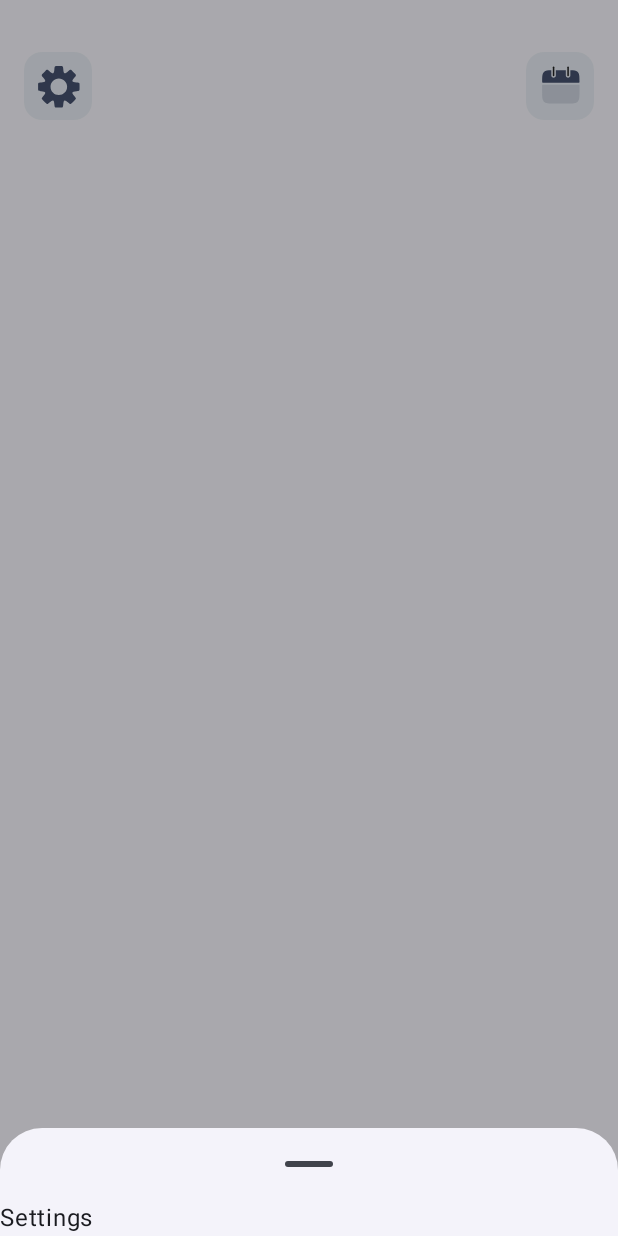
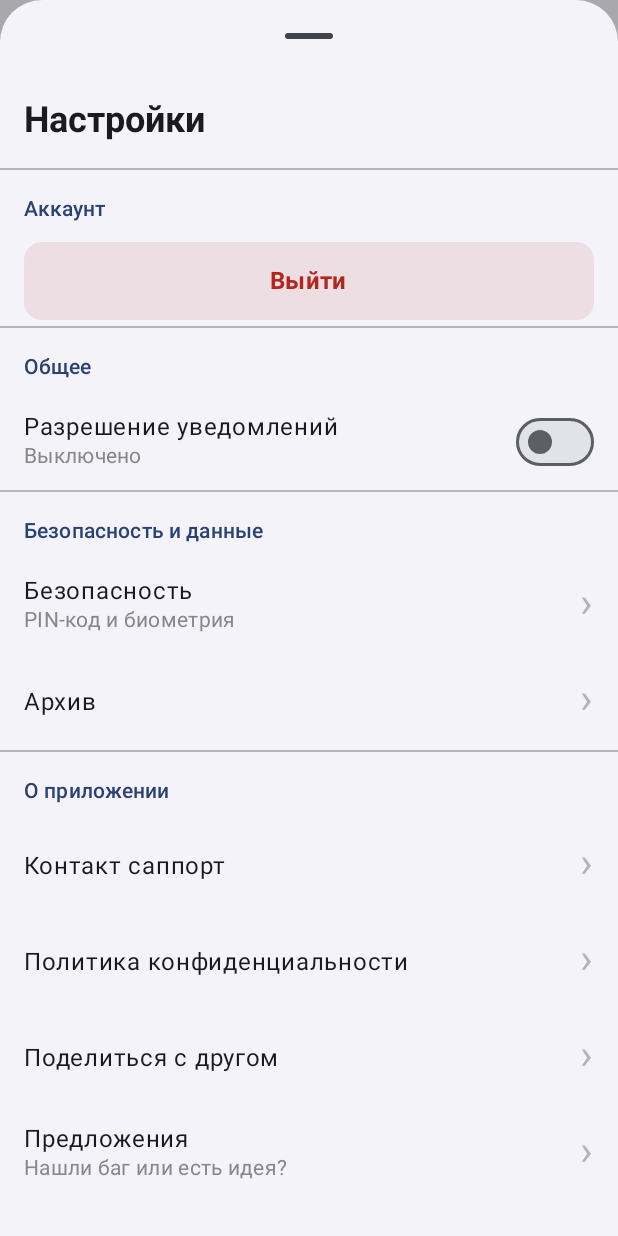
Before and after one commit to burntdumpling/habit_tracker_mp2, an Android app built with Jetpack Compose: the composable Home shown on its own in the app's theme, after a tap on "Settings", on a phone screen of 412 x 824 dp. Run offline under Robolectric (Android 15) with nearby library versions, the phone set to English and light mode, and no system bars.

Commit message:
Настройки: пункты, тумблер, саппорт и версия

```diff
--- a/android/app/build.gradle.kts
+++ b/android/app/build.gradle.kts
@@ -49,6 +49,7 @@ dependencies {
     implementation("com.squareup.moshi:moshi-kotlin:1.15.1")
     implementation("com.squareup.okhttp3:okhttp:4.12.0")
     implementation("com.squareup.okhttp3:logging-interceptor:4.12.0")
+    implementation("androidx.compose.material:material-icons-extended")
 
     implementation(libs.androidx.core.ktx)
     implementation(libs.androidx.lifecycle.runtime.ktx)
--- a/android/app/src/main/java/com/example/application/Home.kt
+++ b/android/app/src/main/java/com/example/application/Home.kt
@@ -32,8 +32,10 @@ import com.example.application.bottom_sheets.CalendarSheet
 
 
 @Composable
-fun Home() {
-    Sheets()
+fun Home(
+    onLogout: () -> Unit
+) {
+    Sheets(onLogout)
 }
 
 
@@ -50,7 +52,9 @@ private enum class HomeBottomSheet {
 
 @OptIn(ExperimentalMaterial3Api::class)
 @Composable
-fun Sheets ( ) {
+fun Sheets (
+    onLogout: () -> Unit
+) {
     var isSheetVisible by remember { mutableStateOf(false) }                                // состояние открыта ли шторка
     var currentSheet by remember { mutableStateOf(HomeBottomSheet.SETTINGS) }               // состояние какая именно шторка открыта
 
@@ -103,7 +107,7 @@ fun Sheets ( ) {
                 onDismissRequest = { isSheetVisible = false }
             ) {
                 when (currentSheet) {
-                    HomeBottomSheet.SETTINGS -> SettingsSheet()
+                    HomeBottomSheet.SETTINGS -> SettingsSheet(onLogout)
                     HomeBottomSheet.CALENDAR -> CalendarSheet()
                 }
             }
--- a/android/app/src/main/java/com/example/application/bottom_navigation/NavGraph.kt
+++ b/android/app/src/main/java/com/example/application/bottom_navigation/NavGraph.kt
@@ -10,11 +10,12 @@ import com.example.application.Statistics
 
 @Composable
 fun NavGraph (
-    navHostController: NavHostController
+    navHostController: NavHostController,
+    onLogout: () -> Unit
 ) {
     NavHost(navHostController, startDestination = "home") {
         composable("home") {
-            Home()
+            Home(onLogout = onLogout)
         }
         composable("plus") {
             Plus()
--- a/android/app/src/main/java/com/example/application/bottom_sheets/SettingsSheet.kt
+++ b/android/app/src/main/java/com/example/application/bottom_sheets/SettingsSheet.kt
@@ -1,9 +1,295 @@
 package com.example.application.bottom_sheets
 
+import androidx.compose.foundation.clickable
+import androidx.compose.foundation.layout.Arrangement
+import androidx.compose.foundation.layout.Box
+import androidx.compose.foundation.layout.Column
+import androidx.compose.foundation.layout.Row
+import androidx.compose.foundation.layout.fillMaxWidth
+import androidx.compose.foundation.layout.height
+import androidx.compose.foundation.layout.padding
+import androidx.compose.foundation.rememberScrollState
+import androidx.compose.foundation.shape.RoundedCornerShape
+import androidx.compose.foundation.verticalScroll
+import androidx.compose.material3.AlertDialog
+import androidx.compose.material3.Divider
+import androidx.compose.material3.MaterialTheme
+import androidx.compose.material3.Surface
+import androidx.compose.material3.Switch
+import androidx.compose.material3.Text
+import androidx.compose.material3.TextButton
 import androidx.compose.runtime.Composable
-import androidx.compose.material3.Text
+import androidx.compose.runtime.getValue
+import androidx.compose.runtime.mutableStateOf
+import androidx.compose.runtime.remember
+import androidx.compose.runtime.setValue
+import androidx.compose.ui.Alignment
+import androidx.compose.ui.Modifier
+import androidx.compose.ui.graphics.Color
+import androidx.compose.ui.platform.LocalClipboardManager
+import androidx.compose.ui.platform.LocalContext
+import androidx.compose.ui.text.AnnotatedString
+import androidx.compose.ui.text.font.FontWeight
+import androidx.compose.ui.unit.dp
+import androidx.compose.ui.unit.sp
+import com.example.application.MyApp
+
+// Enum для управления состоянием диалогов
+private enum class SettingsDialogType {
+    NONE,
+    PLACEHOLDER,
+    SUPPORT
+}
 
 @Composable
-fun SettingsSheet ( ) {
-    Text("Settings")
+fun SettingsSheet(
+    onLogout: () -> Unit
+) {
+    val context = LocalContext.current
+    val appContainer = (context.applicationContext as MyApp).appContainer
+    val clipboardManager = LocalClipboardManager.current
+
+    // Состояния
+    var notificationsEnabled by remember { mutableStateOf(false) }
+    var activeDialog by remember { mutableStateOf(SettingsDialogType.NONE) }
+
+    // Reusable chevron for trailing icon
+    val chevron: @Composable () -> Unit = {
+        Text(
+            text = "›",
+            fontSize = 28.sp,
+            color = Color.Gray.copy(alpha = 0.6f),
+            modifier = Modifier.padding(bottom = 4.dp)
+        )
+    }
+
+    // Обработка диалогов
+    when (activeDialog) {
+        SettingsDialogType.PLACEHOLDER -> {
+            AlertDialog(
+                onDismissRequest = { activeDialog = SettingsDialogType.NONE },
+                title = { Text(text = "Скоро будет") },
+                text = { Text(text = "Функция в разработке") },
+                confirmButton = {
+                    TextButton(onClick = { activeDialog = SettingsDialogType.NONE }) {
+                        Text("Ок")
+                    }
+                }
+            )
+        }
+        SettingsDialogType.SUPPORT -> {
+            val email = "khusainov@sfedu.ru"
+            AlertDialog(
+                onDismissRequest = { activeDialog = SettingsDialogType.NONE },
+                title = { Text(text = "Контакт саппорт") },
+                text = { Text(text = email) },
+                confirmButton = {
+                    TextButton(onClick = { activeDialog = SettingsDialogType.NONE }) {
+                        Text("Ок")
+                    }
+                },
+                dismissButton = {
+                    TextButton(onClick = {
+                        clipboardManager.setText(AnnotatedString(email))
+                        activeDialog = SettingsDialogType.NONE
+                    }) {
+                        Text("Скопировать")
+                    }
+                }
+            )
+        }
+        SettingsDialogType.NONE -> {}
+    }
+
+    Column(
+        modifier = Modifier
+            .fillMaxWidth()
+            .padding(bottom = 24.dp)
+            .verticalScroll(rememberScrollState())
+    ) {
+        // Заголовок
+        Text(
+            text = "Настройки",
+            style = MaterialTheme.typography.headlineSmall,
+            fontWeight = FontWeight.Bold,
+            modifier = Modifier.padding(16.dp)
+        )
+
+        SettingsDivider()
+
+        // Секция Аккаунт
+        SettingsSection(title = "Аккаунт") {
+            DestructiveSettingsRow(
+                text = "Выйти",
+                onClick = {
+                    appContainer.sessionManager.logout()
+                    onLogout()
+                }
+            )
+        }
+
+        SettingsDivider()
+
+        // Секция Общее
+        SettingsSection(title = "Общее") {
+            SettingsRow(
+                title = "Разрешение уведомлений",
+                subtitle = if (notificationsEnabled) "Включено" else "Выключено",
+                onClick = { notificationsEnabled = !notificationsEnabled },
+                trailing = {
+                    Switch(
+                        checked = notificationsEnabled,
+                        onCheckedChange = { notificationsEnabled = it }
+                    )
+                }
+            )
+        }
+
+        SettingsDivider()
+
+        // Секция Безопасность и данные
+        SettingsSection(title = "Безопасность и данные") {
+            SettingsRow(
+                title = "Безопасность",
+                subtitle = "PIN-код и биометрия",
+                onClick = { activeDialog = SettingsDialogType.PLACEHOLDER },
+                trailing = chevron
+            )
+            SettingsRow(
+                title = "Архив",
+                onClick = { activeDialog = SettingsDialogType.PLACEHOLDER },
+                trailing = chevron
+            )
+        }
+
+        SettingsDivider()
+
+        // Секция О приложении
+        SettingsSection(title = "О приложении") {
+            SettingsRow(
+                title = "Контакт саппорт",
+                onClick = { activeDialog = SettingsDialogType.SUPPORT },
+                trailing = chevron
+            )
+            SettingsRow(
+                title = "Политика конфиденциальности",
+                onClick = { activeDialog = SettingsDialogType.PLACEHOLDER },
+                trailing = chevron
+            )
+            SettingsRow(
+                title = "Поделиться с другом",
+                onClick = { activeDialog = SettingsDialogType.PLACEHOLDER },
+                trailing = chevron
+            )
+            SettingsRow(
+                title = "Предложения",
+                subtitle = "Нашли баг или есть идея?",
+                onClick = { activeDialog = SettingsDialogType.PLACEHOLDER },
+                trailing = chevron
+            )
+        }
+
+        // Версия приложения
+        Box(
+            modifier = Modifier
+                .fillMaxWidth()
+                .padding(top = 24.dp, bottom = 16.dp),
+            contentAlignment = Alignment.Center
+        ) {
+            Text(
+                text = "Версия: Alpha 52",
+                style = MaterialTheme.typography.bodySmall,
+                color = MaterialTheme.colorScheme.onSurfaceVariant.copy(alpha = 0.5f)
+            )
+        }
+    }
 }
+
+// Переиспользуемые компоненты
+
+@Composable
+fun DestructiveSettingsRow(
+    text: String,
+    onClick: () -> Unit
+) {
+    Surface(
+        onClick = onClick,
+        shape = RoundedCornerShape(12.dp),
+        color = MaterialTheme.colorScheme.error.copy(alpha = 0.1f),
+        modifier = Modifier
+            .fillMaxWidth()
+            .padding(horizontal = 16.dp, vertical = 4.dp)
+    ) {
+        Box(
+            modifier = Modifier.padding(vertical = 14.dp),
+            contentAlignment = Alignment.Center
+        ) {
+            Text(
+                text = text,
+                style = MaterialTheme.typography.titleMedium,
+                color = MaterialTheme.colorScheme.error,
+                fontWeight = FontWeight.Bold
+            )
+        }
+    }
+}
+
+@Composable
+fun SettingsSection(
+    title: String,
+    content: @Composable () -> Unit
+) {
+    Column(modifier = Modifier.fillMaxWidth()) {
+        Text(
+            text = title,
+            style = MaterialTheme.typography.labelLarge,
+            color = MaterialTheme.colorScheme.primary,
+            modifier = Modifier.padding(start = 16.dp, top = 16.dp, bottom = 8.dp)
+        )
+        content()
+    }
+}
+
+@Composable
+fun SettingsRow(
+    title: String,
+    subtitle: String? = null,
+    onClick: (() -> Unit)? = null,
+    trailing: @Composable (() -> Unit)? = null
+) {
+    Row(
+        modifier = Modifier
+            .fillMaxWidth()
+            .height(64.dp)
+            .clickable(enabled = onClick != null, onClick = onClick ?: {})
+            .padding(horizontal = 16.dp),
+        verticalAlignment = Alignment.CenterVertically
+    ) {
+        Column(
+            modifier = Modifier.weight(1f),
+            verticalArrangement = Arrangement.Center
+        ) {
+            Text(
+                text = title,
+                style = MaterialTheme.typography.bodyLarge
+            )
+            if (subtitle != null) {
+                Text(
+                    text = subtitle,
+                    style = MaterialTheme.typography.bodyMedium,
+                    color = Color.Gray
+                )
+            }
+        }
+        if (trailing != null) {
+            trailing()
+        }
+    }
+}
+
+@Composable
+fun SettingsDivider() {
+    Divider(
+        color = MaterialTheme.colorScheme.outlineVariant.copy(alpha = 0.5f)
+    )
+}
```
Also changed, not shown: android/app/src/main/java/com/example/application/MainActivity.kt (+7 -1 lines), android/app/src/main/java/com/example/application/reg_auth/Authorization.kt (+103 -21 lines), android/app/src/main/java/com/example/application/reg_auth/Registration.kt (+152 -22 lines).
